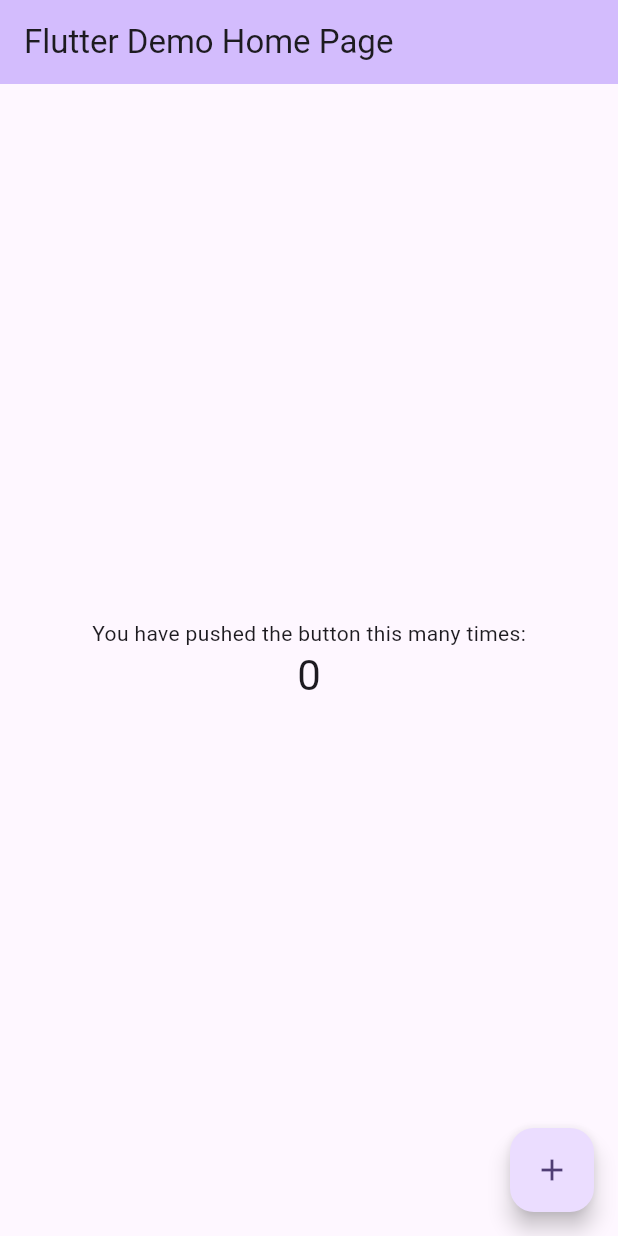
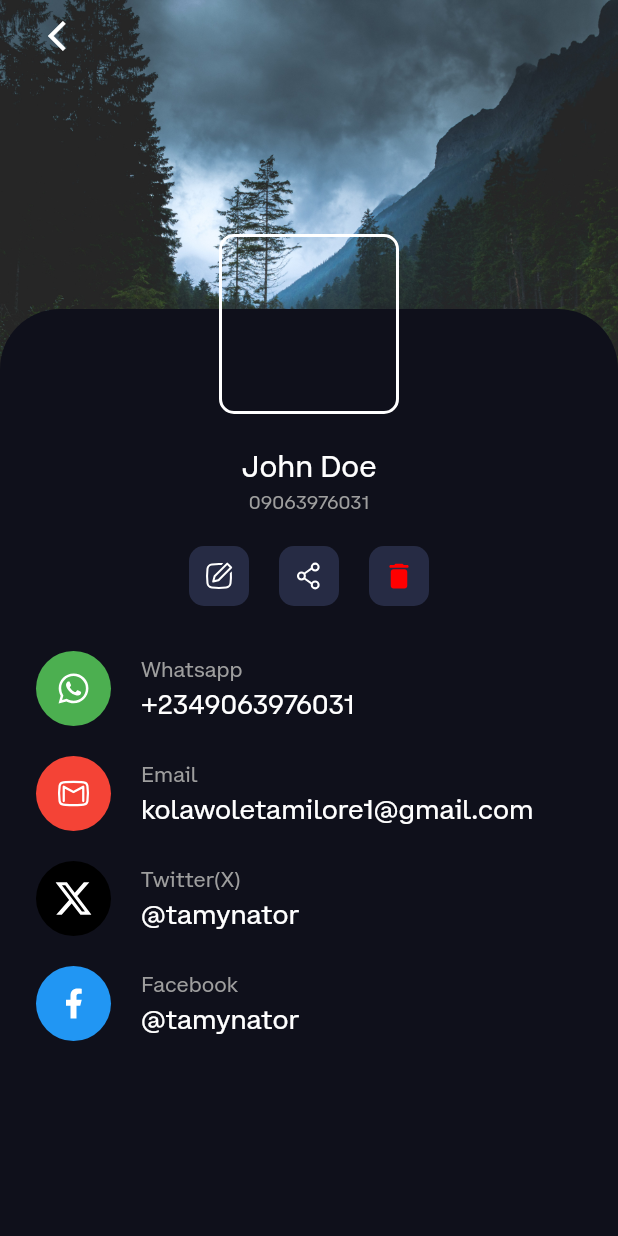
Before and after one commit to TamynatorSama/jvec-assessment-mobile, a Flutter app: the screen it shows after launch, on a phone screen of 412 x 824 dp. Run offline on Flutter 3.47's test engine with Material 2 defaults, Android fonts, the phone set to English and light mode, and no system bars; our stand-ins replace flutter_svg; project files that could hold a hidden picture were left out.

Commit message:
feat: created single contact view ui

```diff
--- /dev/null
+++ b/lib/contacts/contact_details.dart
@@ -0,0 +1,97 @@
+import 'dart:math';
+
+import 'package:contact_app/contacts/reusables/action_btn.dart';
+import 'package:contact_app/contacts/reusables/contact_info_listing.dart';
+import 'package:contact_app/utils/app_theme.dart';
+import 'package:contact_app/utils/svg_icons.dart';
+import 'package:flutter/material.dart';
+
+class ContactDetails extends StatelessWidget {
+  const ContactDetails({super.key});
+
+  @override
+  Widget build(BuildContext context) {
+
+    List<String> imagePath = ["assets/images/1.jpeg","assets/images/2.jpeg","assets/images/3.jpeg","assets/images/4.jpeg","assets/images/5.jpeg","assets/images/6.jpeg","assets/images/7.jpeg","assets/images/6.jpeg"];
+    Size size =MediaQuery.of(context).size;
+    return Scaffold(
+      backgroundColor: AppTheme.backgroundColor ,
+      body: Stack(
+        children: [
+          Container(
+            alignment: Alignment.topLeft,
+            padding: EdgeInsets.only(left: 20,top: MediaQuery.of(context).padding.top),
+            width: double.maxFinite,
+            height: size.height * 0.5,
+            decoration: BoxDecoration(
+              image: DecorationImage(image: AssetImage(imagePath[Random().nextInt(imagePath.length)]),fit: BoxFit.cover,)
+            ),
+            child: IconButton(
+              onPressed: (){},
+              icon: const Icon(Icons.arrow_back_ios,color: Colors.white,),
+              ),
+          ),
+          Align(
+            alignment: Alignment.bottomCenter,
+            child: Container(
+              height: size.height*0.75,
+              width: double.maxFinite,
+              decoration: BoxDecoration(
+                color: AppTheme.backgroundColor,
+                borderRadius: const BorderRadius.only(topLeft: Radius.circular(40),topRight: Radius.circular(40))
+              ),
+              child: Transform.translate(
+                offset: const Offset(0, -50),
+                child: Padding(
+                  padding: const EdgeInsets.symmetric(horizontal:24.0),
+                  child: Column(
+                    children: [
+                      Container(
+                        width: 120,
+                        height: 120,
+                        decoration: BoxDecoration(
+                          borderRadius: BorderRadius.circular(10),
+                          border: Border.all(width: 2,color: Colors.white)
+                        ),
+                      ),
+                      const SizedBox(
+                        height: 20,
+                      ),
+                        Text("John Doe",style: AppTheme.headerTextStyle,textAlign: TextAlign.center,),
+                        Text("09063976031",style: AppTheme.mainTextStyle.override(color: Colors.grey,fontSize: 13),),
+                        const SizedBox(
+                        height: 20,
+                      ),
+                        Wrap(
+                          crossAxisAlignment: WrapCrossAlignment.center,
+                          spacing: 20,
+                          children: [
+                            ActionBtn(icons: svgIcons['edit']!, callback: (){}),
+                            ActionBtn(icons: svgIcons['share']!, callback: (){}),
+                            ActionBtn(icons: svgIcons['delete']!, callback: (){})
+                          ],
+                        ),
+                        const SizedBox(
+                        height: 30,
+                      ),
+                      Expanded(
+                        child: Wrap(
+                          runSpacing: 20,
+                          children: [
+                            ContactInfoListing(icon: svgIcons['whatsapp']!, iconBgColor: Colors.green, label: "Whatsapp", value: "+2349063976031"),
+                            ContactInfoListing(icon: svgIcons['gmail']!, iconBgColor: Colors.red, label: "Email", value: "kolawoletamilore1@gmail.com"),
+                            ContactInfoListing(icon: svgIcons['x']!, iconBgColor: Colors.black, label: "Twitter(X)", value: "@tamynator"),
+                            ContactInfoListing(icon: svgIcons['facebook']!, iconBgColor: Colors.blue, label: "Facebook", value: "@tamynator")
+                          ],
+                        ),
+                      )
+                    ],
+                  ),
+                )),
+            ),
+          )
+        ],
+      ),
+    );
+  }
+}
--- /dev/null
+++ b/lib/contacts/reusables/action_btn.dart
@@ -0,0 +1,23 @@
+import 'package:contact_app/utils/app_theme.dart';
+import 'package:flutter/material.dart';
+import 'package:flutter_svg/flutter_svg.dart';
+
+class ActionBtn extends StatelessWidget {
+  final String icons;
+  final Function() callback;
+  const ActionBtn({required this.icons,required this.callback,super.key});
+
+  @override
+  Widget build(BuildContext context) {
+    return Container(
+                        width: 40,
+                        height: 40,
+                        padding: const EdgeInsets.all(9),
+                        decoration: BoxDecoration(
+                          color: AppTheme.btnColor,
+                          borderRadius: BorderRadius.circular(10),
+                        ),
+                        child: SvgPicture.string(icons),
+                      );
+  }
+}
--- /dev/null
+++ b/lib/contacts/reusables/contact_info_listing.dart
@@ -0,0 +1,33 @@
+import 'package:contact_app/utils/app_theme.dart';
+import 'package:flutter/material.dart';
+import 'package:flutter_svg/flutter_svg.dart';
+
+class ContactInfoListing extends StatelessWidget {
+  final String label;
+  final String value;
+  final String icon;
+  final Color iconBgColor;
+  const ContactInfoListing({required this.icon,required this.iconBgColor,required this.label,required this.value,super.key});
+
+  @override
+  Widget build(BuildContext context) {
+    return  Row(
+      crossAxisAlignment: CrossAxisAlignment.center,
+    children: [
+      CircleAvatar(
+        radius: 25,
+        backgroundColor: iconBgColor,
+        child: SvgPicture.string(icon),
+      ),
+      const SizedBox(width: 20,),
+      Column(
+        crossAxisAlignment: CrossAxisAlignment.start,
+        children: [
+          Text(label,style: AppTheme.mainTextStyle.override(color:Colors.grey),),
+          Text(value,style: AppTheme.headerTextStyle.override(fontSize: 18),)
+        ],
+      )
+    ],
+    );
+  }
+}
--- a/lib/main.dart
+++ b/lib/main.dart
@@ -1,6 +1,14 @@
+import 'package:contact_app/contacts/contact_details.dart';
 import 'package:flutter/material.dart';
+import 'package:flutter/services.dart';
 
 void main() {
+  SystemChrome.setPreferredOrientations([DeviceOrientation.portraitUp]);
+  SystemChrome.setSystemUIOverlayStyle(SystemUiOverlayStyle.dark.copyWith(
+    statusBarColor: Colors.transparent,
+    systemNavigationBarColor: Colors.transparent
+  ));
+  SystemChrome.setEnabledSystemUIMode(SystemUiMode.edgeToEdge);
   runApp(const MyApp());
 }
 
@@ -10,116 +18,9 @@ class MyApp extends StatelessWidget {
   // This widget is the root of your application.
   @override
   Widget build(BuildContext context) {
-    return MaterialApp(
-      title: 'Flutter Demo',
-      theme: ThemeData(
-        // This is the theme of your application.
-        //
-        // TRY THIS: Try running your application with "flutter run". You'll see
-        // the application has a blue toolbar. Then, without quitting the app,
-        // try changing the seedColor in the colorScheme below to Colors.green
-        // and then invoke "hot reload" (save your changes or press the "hot
-        // reload" button in a Flutter-supported IDE, or press "r" if you used
-        // the command line to start the app).
-        //
-        // Notice that the counter didn't reset back to zero; the application
-        // state is not lost during the reload. To reset the state, use hot
-        // restart instead.
-        //
-        // This works for code too, not just values: Most code changes can be
-        // tested with just a hot reload.
-        colorScheme: ColorScheme.fromSeed(seedColor: Colors.deepPurple),
-        useMaterial3: true,
-      ),
-      home: const MyHomePage(title: 'Flutter Demo Home Page'),
+    return const MaterialApp(
+      debugShowCheckedModeBanner: false,
+      home: ContactDetails(),
     );
   }
 }
-
-class MyHomePage extends StatefulWidget {
-  const MyHomePage({super.key, required this.title});
-
-  // This widget is the home page of your application. It is stateful, meaning
-  // that it has a State object (defined below) that contains fields that affect
-  // how it looks.
-
-  // This class is the configuration for the state. It holds the values (in this
-  // case the title) provided by the parent (in this case the App widget) and
-  // used by the build method of the State. Fields in a Widget subclass are
-  // always marked "final".
-
-  final String title;
-
-  @override
-  State<MyHomePage> createState() => _MyHomePageState();
-}
-
-class _MyHomePageState extends State<MyHomePage> {
-  int _counter = 0;
-
-  void _incrementCounter() {
-    setState(() {
-      // This call to setState tells the Flutter framework that something has
-      // changed in this State, which causes it to rerun the build method below
-      // so that the display can reflect the updated values. If we changed
-      // _counter without calling setState(), then the build method would not be
-      // called again, and so nothing would appear to happen.
-      _counter++;
-    });
-  }
-
-  @override
-  Widget build(BuildContext context) {
-    // This method is rerun every time setState is called, for instance as done
-    // by the _incrementCounter method above.
-    //
-    // The Flutter framework has been optimized to make rerunning build methods
-    // fast, so that you can just rebuild anything that needs updating rather
-    // than having to individually change instances of widgets.
-    return Scaffold(
-      appBar: AppBar(
-        // TRY THIS: Try changing the color here to a specific color (to
-        // Colors.amber, perhaps?) and trigger a hot reload to see the AppBar
-        // change color while the other colors stay the same.
-        backgroundColor: Theme.of(context).colorScheme.inversePrimary,
-        // Here we take the value from the MyHomePage object that was created by
-        // the App.build method, and use it to set our appbar title.
-        title: Text(widget.title),
-      ),
-      body: Center(
-        // Center is a layout widget. It takes a single child and positions it
-        // in the middle of the parent.
-        child: Column(
-          // Column is also a layout widget. It takes a list of children and
-          // arranges them vertically. By default, it sizes itself to fit its
-          // children horizontally, and tries to be as tall as its parent.
-          //
-          // Column has various properties to control how it sizes itself and
-          // how it positions its children. Here we use mainAxisAlignment to
-          // center the children vertically; the main axis here is the vertical
-          // axis because Columns are vertical (the cross axis would be
-          // horizontal).
-          //
-          // TRY THIS: Invoke "debug painting" (choose the "Toggle Debug Paint"
-          // action in the IDE, or press "p" in the console), to see the
-          // wireframe for each widget.
-          mainAxisAlignment: MainAxisAlignment.center,
-          children: <Widget>[
-            const Text(
-              'You have pushed the button this many times:',
-            ),
-            Text(
-              '$_counter',
-              style: Theme.of(context).textTheme.headlineMedium,
-            ),
-          ],
-        ),
-      ),
-      floatingActionButton: FloatingActionButton(
-        onPressed: _incrementCounter,
-        tooltip: 'Increment',
-        child: const Icon(Icons.add),
-      ), // This trailing comma makes auto-formatting nicer for build methods.
-    );
-  }
-}
```
Also changed, not shown: pubspec.lock.
